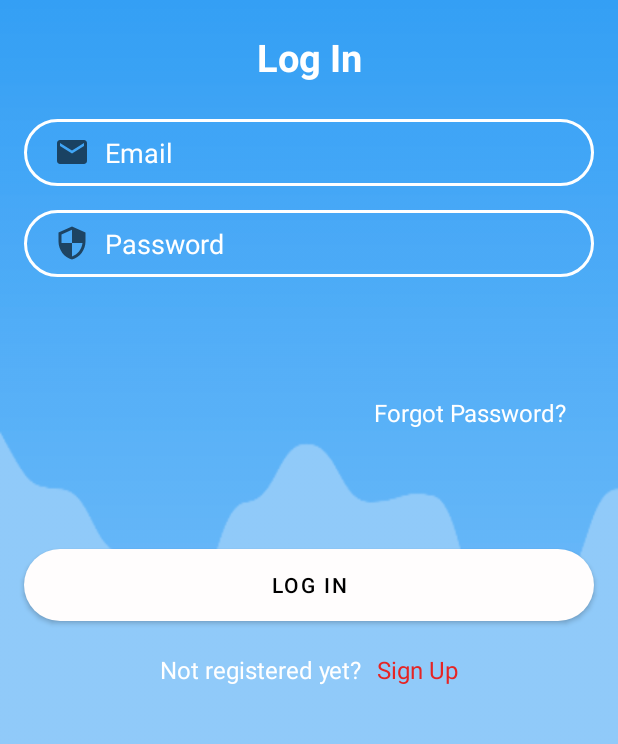
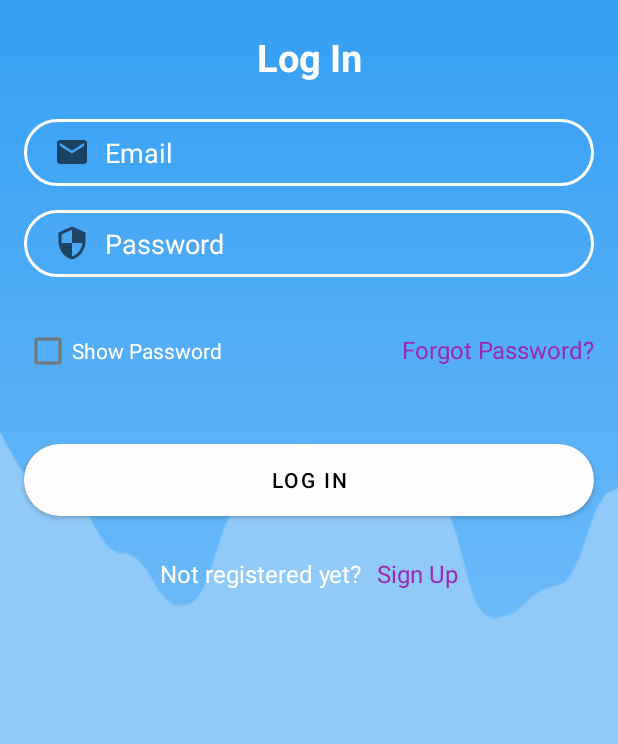
Before and after one commit to onkarnp/Aquaman, an Android app: the screen it shows after launch (LogInActivity), on a phone screen of 412 x 824 dp, the part 193-937 px from its top. Run offline under Robolectric (Android 15) with nearby library versions, the phone set to English and light mode, and no system bars; our stand-ins replace Firebase (no records; nobody signed in at launch, a user with empty details on screens opened directly); Roboto replaces fonts that are not available here; 2 statements that could not run were skipped.

Commit message:
backend for forgot password is done.

```diff
--- a/app/src/main/java/com/example/myapplication/LogInActivity.java
+++ b/app/src/main/java/com/example/myapplication/LogInActivity.java
@@ -1,15 +1,20 @@
 package com.example.myapplication;
 
 import androidx.annotation.NonNull;
+import androidx.appcompat.app.AlertDialog;
 import androidx.appcompat.app.AppCompatActivity;
 
+import android.content.DialogInterface;
 import android.content.Intent;
 import android.os.Bundle;
+import android.text.method.PasswordTransformationMethod;
 import android.util.Patterns;
 import android.view.View;
 import android.view.Window;
 import android.view.WindowManager;
 import android.widget.Button;
+import android.widget.CheckBox;
+import android.widget.CompoundButton;
 import android.widget.EditText;
 import android.widget.TextView;
 import android.widget.Toast;
@@ -24,7 +29,8 @@
     private EditText loginEmail,loginPassword;
     private Button LogInButton;
     private FirebaseAuth mAuth;
-
+    CheckBox showPassword;
+    TextView btn,forgotPassword;
     @Override
     protected void onCreate(Bundle savedInstanceState) {
         super.onCreate(savedInstanceState);
@@ -33,11 +39,12 @@
         getSupportActionBar().hide();    //removes action bar
         setContentView(R.layout.activity_log_in);
 
-        TextView btn = findViewById(R.id.signUpText);
+        btn = findViewById(R.id.signUpText);
         loginEmail = findViewById(R.id.inputFullName);
         loginPassword = findViewById(R.id.inputPassword);
         LogInButton = findViewById(R.id.LoginButton);
-
+        showPassword = findViewById(R.id.showPassword);
+        forgotPassword = findViewById(R.id.forgotPassword);
         mAuth = FirebaseAuth.getInstance();
 
         LogInButton.setOnClickListener(new View.OnClickListener(){
@@ -47,11 +54,62 @@
                 logInUser();
             }
         });
+
         btn.setOnClickListener(new View.OnClickListener() {
             @Override
             public void onClick(View v) {
                 startActivity(new Intent(LogInActivity.this,SignUpActivity.class));
+            }
+        });
 
+        showPassword.setOnCheckedChangeListener(new CompoundButton.OnCheckedChangeListener() {
+            @Override
+            public void onCheckedChanged(CompoundButton buttonView, boolean isChecked) {
+                if(isChecked){
+                    loginPassword.setTransformationMethod(null);
+                }
+                else
+                {
+                    loginPassword.setTransformationMethod(new PasswordTransformationMethod());
+                }
+            }
+        });
+
+        forgotPassword.setOnClickListener(new View.OnClickListener() {
+            @Override
+            public void onClick(View v) {
+                EditText resetMail = new EditText(v.getContext());
+                AlertDialog.Builder passwordResetDialog = new AlertDialog.Builder(v.getContext());
+                passwordResetDialog.setTitle("Reset Password ?");
+                passwordResetDialog.setMessage("Enter your email to receive reset link.");
+                passwordResetDialog.setView(resetMail);
+
+                passwordResetDialog.setPositiveButton("Yes", new DialogInterface.OnClickListener() {
+                    @Override
+                    public void onClick(DialogInterface dialog, int which) {
+                        //extract the mail and send reset link
+
+                        String mail = resetMail.getText().toString();
+                        mAuth.sendPasswordResetEmail(mail).addOnSuccessListener(new OnSuccessListener<Void>() {
+                            @Override
+                            public void onSuccess(Void aVoid) {
+                                Toast.makeText(LogInActivity.this, "Reset link has been sent to your mail :)", Toast.LENGTH_SHORT).show();
+                            }
+                        }).addOnFailureListener(new OnFailureListener() {
+                            @Override
+                            public void onFailure(@NonNull Exception e) {
+                                Toast.makeText(LogInActivity.this, "Error :( Reset link is not sent." + e.getMessage(), Toast.LENGTH_SHORT).show();
+                            }
+                        });
+                    }
+                });
+                passwordResetDialog.setNegativeButton("No", new DialogInterface.OnClickListener() {
+                    @Override
+                    public void onClick(DialogInterface dialog, int which) {
+                        //closing dialogue
+                    }
+                });
+                passwordResetDialog.create().show();
             }
         });
     }
--- a/app/src/main/res/layout/activity_log_in.xml
+++ b/app/src/main/res/layout/activity_log_in.xml
@@ -82,38 +82,61 @@
         app:layout_constraintTop_toBottomOf="@+id/inputFullName"
         android:drawableStart="@drawable/ic_security" />
 
+    <LinearLayout
+        android:id="@+id/linearLayout2"
+        android:layout_width="0dp"
+        android:layout_height="wrap_content"
+        android:layout_marginTop="25dp"
+        android:layout_marginBottom="16dp"
+        android:gravity="center_horizontal"
+        app:layout_constraintBottom_toTopOf="@+id/LoginButton"
+        app:layout_constraintEnd_toEndOf="@+id/inputPassword"
+        app:layout_constraintHorizontal_bias="0.495"
+        app:layout_constraintStart_toStartOf="@+id/inputPassword"
+        app:layout_constraintTop_toBottomOf="@+id/inputPassword">
+
+        <CheckBox
+            android:id="@+id/showPassword"
+            android:layout_width="wrap_content"
+            android:layout_height="wrap_content"
+            android:layout_marginBottom="22dp"
+            android:layout_weight="1"
+            android:text="@string/showPassword"
+            android:textColor="#FFFFFF"
+            app:layout_constraintBottom_toTopOf="@+id/LoginButton"
+            tools:layout_editor_absoluteX="16dp" />
+
+        <TextView
+            android:id="@+id/forgotPassword"
+            android:layout_width="wrap_content"
+            android:layout_height="wrap_content"
+            android:layout_marginBottom="10dp"
+            android:layout_weight="1"
+            android:text="@string/forgotPassword"
+            android:textAlignment="viewEnd"
+            android:textColor="#9C27B0"
+            android:textSize="16sp"
+            app:layout_constraintBottom_toTopOf="@+id/LoginButton"
+            app:layout_constraintEnd_toEndOf="parent" />
+    </LinearLayout>
+
     <Button
         android:id="@+id/LoginButton"
         android:layout_width="0dp"
         android:layout_height="wrap_content"
-        android:layout_marginBottom="212dp"
+        android:layout_marginTop="16dp"
         android:background="@drawable/button_bg"
         android:text="@string/logIn"
         android:textColor="#000000"
         app:backgroundTint="#FFFDFD"
-        app:layout_constraintBottom_toBottomOf="parent"
-        app:layout_constraintEnd_toEndOf="@+id/inputPassword"
-        app:layout_constraintHorizontal_bias="0.0"
-        app:layout_constraintStart_toStartOf="@+id/inputPassword"
-        app:layout_constraintTop_toBottomOf="@+id/forgotPassword"
+        app:layout_constraintEnd_toEndOf="@+id/linearLayout2"
+        app:layout_constraintStart_toStartOf="@+id/linearLayout2"
+        app:layout_constraintTop_toBottomOf="@+id/linearLayout2"
         app:strokeColor="#C62C2C" />
 
-    <TextView
-        android:id="@+id/forgotPassword"
-        android:layout_width="wrap_content"
-        android:layout_height="wrap_content"
-        android:layout_marginTop="10dp"
-        android:layout_marginBottom="10dp"
-        android:text="@string/forgotPassword"
-        android:textColor="#FFFFFF"
-        android:textSize="16sp"
-        app:layout_constraintBottom_toTopOf="@+id/LoginButton"
-        app:layout_constraintEnd_toEndOf="parent"
-        app:layout_constraintHorizontal_bias="0.88"
-        app:layout_constraintStart_toStartOf="parent"
-        app:layout_constraintTop_toBottomOf="@+id/inputPassword" />
 
     <LinearLayout
+        android:id="@+id/linearLayout3"
         android:layout_width="0dp"
         android:layout_height="wrap_content"
         android:gravity="center"
@@ -141,10 +164,12 @@
             android:layout_marginStart="10dp"
             android:layout_marginLeft="10dp"
             android:text="@string/signUp"
-            android:textColor="#E62424"
+            android:textColor="#9C27B0"
             android:textSize="16sp" />
 
     </LinearLayout>
 
 
+
+
 </androidx.constraintlayout.widget.ConstraintLayout>
--- a/app/src/main/res/layout/activity_profile.xml
+++ b/app/src/main/res/layout/activity_profile.xml
@@ -10,7 +10,7 @@
         android:id="@+id/textView"
         android:layout_width="wrap_content"
         android:layout_height="wrap_content"
-        android:text="@string/Profile"
+        android:text="@string/underDevelopement"
         app:layout_constraintBottom_toBottomOf="parent"
         app:layout_constraintEnd_toEndOf="parent"
         app:layout_constraintStart_toStartOf="parent"
--- a/app/src/main/res/values/strings.xml
+++ b/app/src/main/res/values/strings.xml
@@ -34,4 +34,6 @@
     <string name="forgotPassword">Forgot Password?</string>
     <string name="doNotHaveAnAccount">Do not have an account?</string>
     <string name="notRegisteredYet">Not registered yet?</string>
+    <string name="showPassword">Show Password</string>
+    <string name="underDevelopement">Under Developement</string>
 </resources>
```
Also changed, not shown: app/src/main/res/drawable/custom_input.xml (added, +18 -0 lines), app/src/main/res/layout/activity_sign_up.xml (+22 -8 lines).
